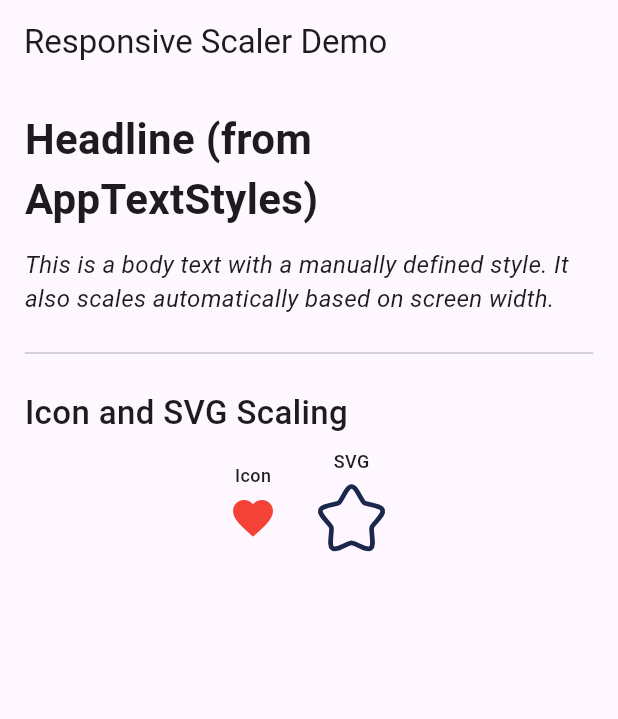
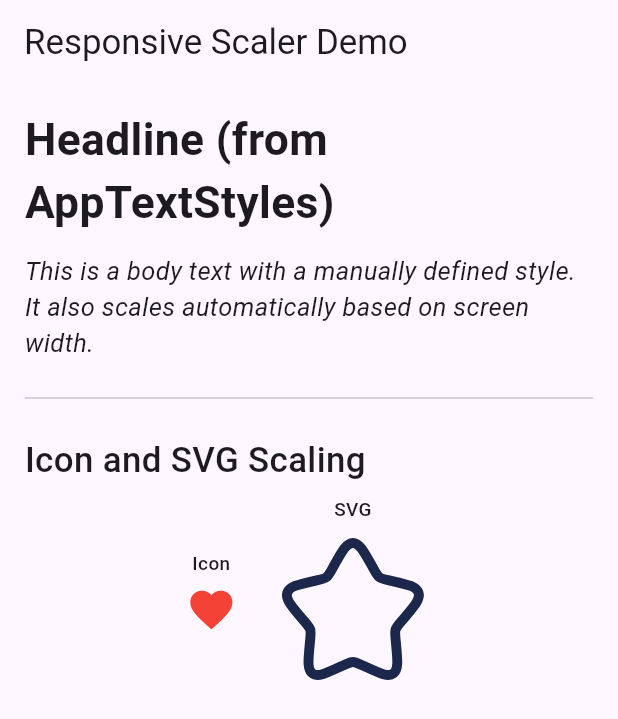
Before and after one commit to Mudit200408/responsive_scaler, a Flutter app: the screen it shows after launch, on a phone screen of 412 x 824 dp. Shown: the top 719 px of the screen. Run offline on Flutter 3.47's test engine with Material 3 defaults, Android fonts, the phone set to English and light mode, and no system bars; our stand-ins replace flutter_svg.

Commit message:
Update the implementation to better handle edge cases

```diff
--- a/example/lib/main.dart
+++ b/example/lib/main.dart
@@ -3,6 +3,16 @@ import 'package:flutter_svg/flutter_svg.dart';
 import 'package:responsive_scaler/responsive_scaler.dart';
 
 void main() {
+  // 1. Initialize the scaler with your app's design width before running the app.
+  // For example, if your UI was designed on a device with a width of 390px.
+  ResponsiveScaler.init(
+    designWidth: 390,
+    // Optional: You can also set min and max scale factors.
+    // minScale: 0.8,
+    // maxScale: 1.2,
+    maxAccessibilityScale: 1.2,
+  );
+
   runApp(const MyApp());
 }
 
@@ -11,13 +21,15 @@ class MyApp extends StatelessWidget {
 
   @override
   Widget build(BuildContext context) {
-    // 1. Wrap your MaterialApp with ResponsiveApp for automatic scaling.
-    return ResponsiveApp(
-      builder: (context) => MaterialApp(
-        title: 'Responsive Scaler Example',
-        theme: ThemeData(primarySwatch: Colors.blue, useMaterial3: true),
-        home: const MyHomePage(),
-      ),
+    // 2. Use the MaterialApp.builder to apply scaling to the entire app.
+    return MaterialApp(
+      title: 'Responsive Scaler Example',
+      theme: ThemeData(primarySwatch: Colors.blue, useMaterial3: true),
+      builder: (context, child) {
+        // The scale method now reads the global config set in main().
+        return ResponsiveScaler.scale(context: context, child: child!);
+      },
+      home: const MyHomePage(),
     );
   }
 }
@@ -78,14 +90,14 @@ class MyHomePage extends StatelessWidget {
               SizedBox(width: ResponsiveSpacing.widthLarge(context)),
 
               // --- Responsive SVG ---
-              // Note: Requires flutter_svg package and an asset in assets/flutter_logo.svg
+              // Note: Requires flutter_svg package and an asset in assets/star.svg
               Column(
                 children: [
                   const Text("SVG", style: AppTextStyles.labelMedium),
                   SizedBox(height: ResponsiveSpacing.heightExtraSmall(context)),
                   SvgPicture.asset(
                     'assets/star.svg',
-                    width: scaledSize(context, 50),
+                    width: scaledSize(context, 100),
                   ),
                 ],
               ),
--- a/lib/src/responsive_spacing.dart
+++ b/lib/src/responsive_spacing.dart
@@ -12,8 +12,6 @@ class ResponsiveSpacing {
       MediaQuery.of(context).size.height * 0.02;
   static double heightExtraLarge(BuildContext context) =>
       MediaQuery.of(context).size.height * 0.03;
-  static double heightBottomNavBar(BuildContext context) =>
-      MediaQuery.of(context).size.height * 0.06;
 
   // Width-based spacing
   static double widthExtraSmall(BuildContext context) =>
--- a/lib/src/scale_manager.dart
+++ b/lib/src/scale_manager.dart
@@ -1,40 +1,79 @@
 import 'package:flutter/material.dart';
+import 'dart:math';
 
 class ResponsiveScaler {
-  /// Get responsive scale factor based on screen width
-  static double getScaleFactor(BuildContext context) {
-    final width = MediaQuery.of(context).size.width;
+  // Global configuration variables, set once at app start.
+  static double? _designWidth;
+  static double _minScale = 0.8;
+  static double _maxScale = 1.4;
+  static double _maxAccessibilityScale = 1.8;
 
-    // More granular breakpoints
-    if (width <= 320) return 0.8;   // very small phones
-    if (width <= 375) return 0.9;   // small phones
-    if (width <= 414) return 1.0;   // regular phones
-    if (width <= 768) return 1.1;   // large phones/small tablets
-    if (width <= 1024) return 1.2;  // tablets
-    if (width <= 1440) return 1.3;  // small desktop
-    return 1.4;                     // large desktop
+  /// Initializes the ResponsiveScaler with your app's design specifications.
+  /// This must be called once in your main() function before runApp().
+  static void init({
+    required double designWidth,
+    double minScale = 0.8,
+    double maxScale = 1.4,
+    double maxAccessibilityScale = 1.8,
+  }) {
+    _designWidth = designWidth;
+    _minScale = minScale;
+    _maxScale = maxScale;
+    _maxAccessibilityScale = maxAccessibilityScale;
   }
 
-  /// Wrap your app with this for automatic scaling
+  /// Calculates the responsive scale factor based on the current screen width.
+  static double getScaleFactor(BuildContext context) {
+    assert(
+      _designWidth != null,
+      'ResponsiveScaler.init() must be called before using scaleFactor! Call it in your main() function.',
+    );
+
+    final currentWidth = MediaQuery.of(context).size.width;
+    final scale = currentWidth / _designWidth!;
+
+    // Clamp the scale factor to the defined min and max values.
+    return min(_maxScale, max(_minScale, scale));
+  }
+
+  /// A widget builder that applies automatic scaling to all descendant Text widgets.
   static Widget scale({
     required BuildContext context,
     required Widget child,
     bool preserveAccessibility = true,
   }) {
+    assert(
+      _designWidth != null,
+      'ResponsiveScaler.init() must be called before using scale()! Call it in your main() function.',
+    );
+
     final mediaQuery = MediaQuery.of(context);
     final scaleFactor = getScaleFactor(context);
 
+    final TextScaler textScaler;
+
+    if (preserveAccessibility) {
+      // Calculate the combined scale from responsive factor and system accessibility.
+      final combinedScale = scaleFactor * mediaQuery.textScaler.scale(1.0);
+
+      // Clamp the final combined scale using the value set in init().
+      final clampedCombinedScale = min(_maxAccessibilityScale, combinedScale);
+
+      textScaler = TextScaler.linear(clampedCombinedScale);
+    } else {
+      // If not preserving accessibility, just use the responsive scale factor.
+      textScaler = TextScaler.linear(scaleFactor);
+    }
+
     return MediaQuery(
-      data: mediaQuery.copyWith(
-        textScaler: preserveAccessibility
-          ? TextScaler.linear(scaleFactor * mediaQuery.textScaler.scale(1.0))
-          : TextScaler.linear(scaleFactor),
-      ),
+      data: mediaQuery.copyWith(textScaler: textScaler),
       child: child,
     );
   }
 }
 
+/// Extension on BuildContext to easily access the scale factor for manual scaling.
 extension ResponsiveContext on BuildContext {
+  /// The current responsive scale factor, clamped by min/maxScale.
   double get scaleFactor => ResponsiveScaler.getScaleFactor(this);
 }
```
Also changed, not shown: 1 other file.
